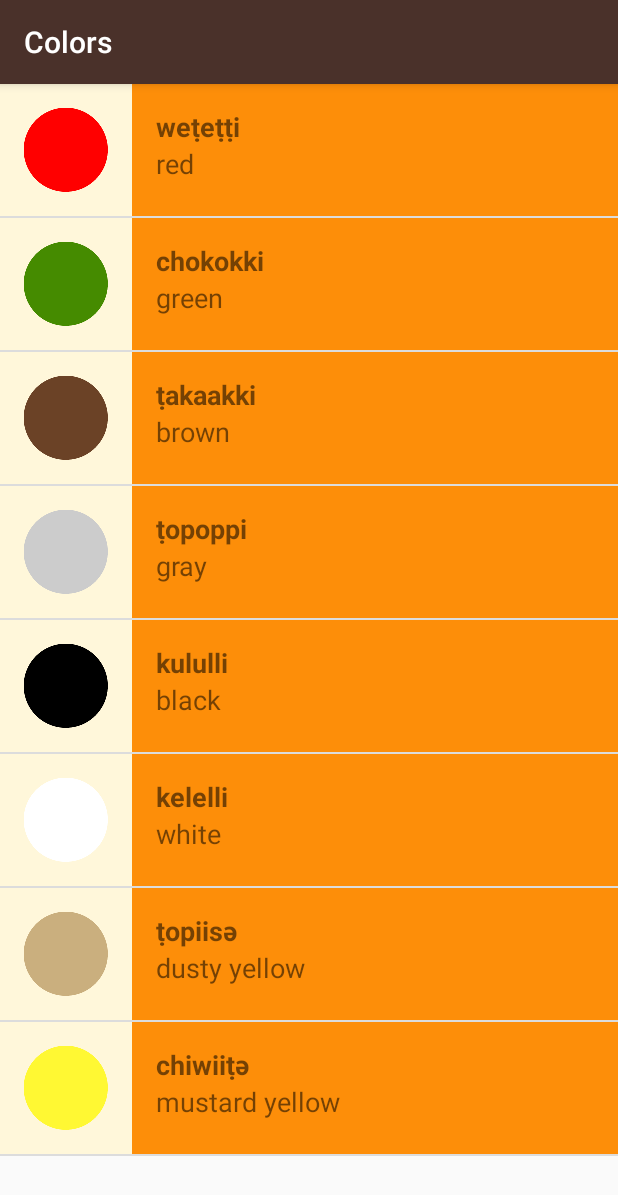
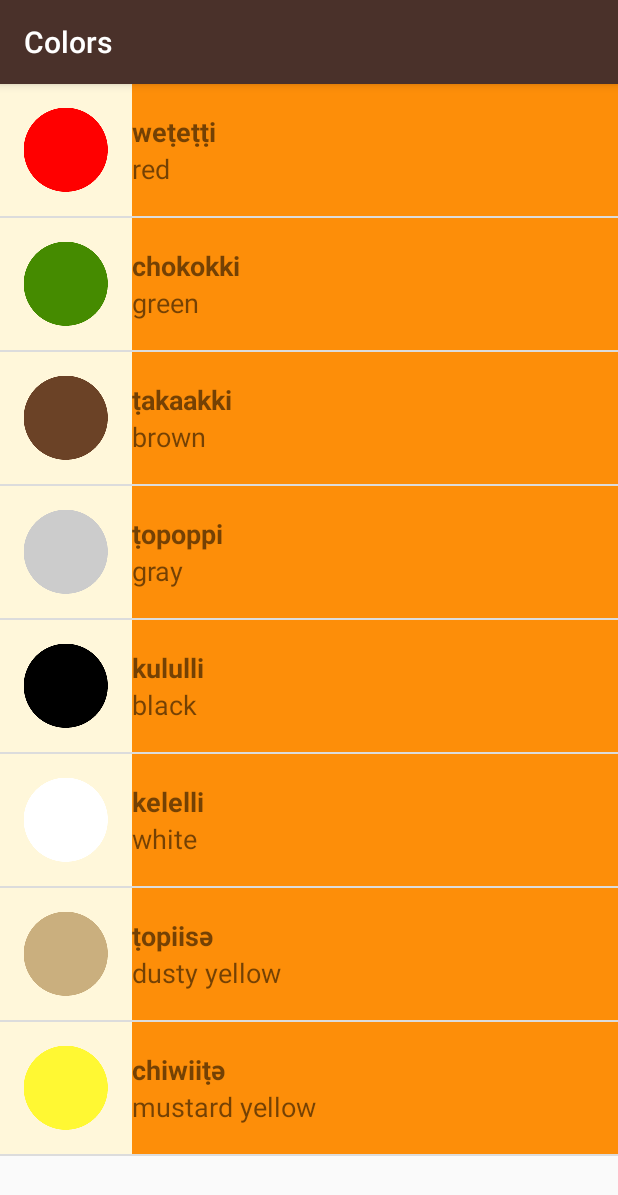
Before and after one commit to Pujolsluis/udacityAndroidBasicCoursePract, an Android app: the ColorsActivity screen opened directly, with no data from a screen before it, on a phone screen of 412 x 824 dp. Shown: the top 1195 px of the screen. Run offline under Robolectric (Android 15) with nearby library versions, the phone set to English and light mode, and no system bars.

Commit message:
UPDATE "refactored the list_item layout to add gravity, weight and the use the heights in the dimension file also to optimize the space my text views where taking in the screen and have them centered vertically within the available space."

```diff
--- a/Miwok Project/app/src/main/res/layout/list_item.xml
+++ b/Miwok Project/app/src/main/res/layout/list_item.xml
@@ -13,8 +13,8 @@
         >
 
         <ImageView
-            android:layout_width="88dp"
-            android:layout_height="88dp"
+            android:layout_width="@dimen/list_item_height"
+            android:layout_height="@dimen/list_item_height"
             android:src="@mipmap/ic_launcher"
             android:id="@+id/item_imageView"
             style="@style/CategoryImageViewStyle"
@@ -22,7 +22,7 @@
 
         <LinearLayout
             android:layout_width="match_parent"
-            android:layout_height="88dp"
+            android:layout_height="@dimen/list_item_height"
             android:orientation="vertical"
             style="@style/CategoryItemViewStyle">
 
@@ -30,14 +30,18 @@
                 tools:text="lutti"
                 android:id="@+id/miwok_textView"
                 android:layout_width="match_parent"
-                android:layout_height="wrap_content"
+                android:layout_height="0dp"
+                android:layout_weight="1"
+                android:gravity="bottom"
                 style="@style/CategoryItemMiwokWordStyle"
                 />
             <TextView
                 tools:text="one"
                 android:id="@+id/english_textView"
                 android:layout_width="match_parent"
-                android:layout_height="wrap_content"
+                android:layout_height="0dp"
+                android:layout_weight="1"
+                android:gravity="top"
                 android:textSize="18sp"
                 />
 
--- a/Miwok Project/app/src/main/res/values/styles.xml
+++ b/Miwok Project/app/src/main/res/values/styles.xml
@@ -41,6 +41,5 @@
     </style>
     <style name="CategoryItemViewStyle">
         <item name="android:background">@color/category_numbers</item>
-        <item name="android:padding">16dp</item>
     </style>
 </resources>
```
